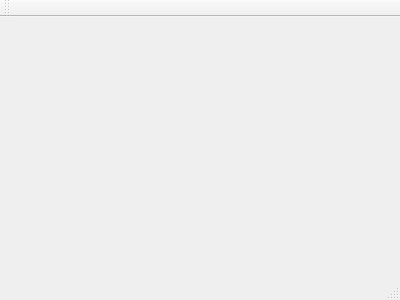
The window that pacman/pacman/mainwindow.ui (4miRRez4/PacMan) describes before a commit, drawn with Qt 5.
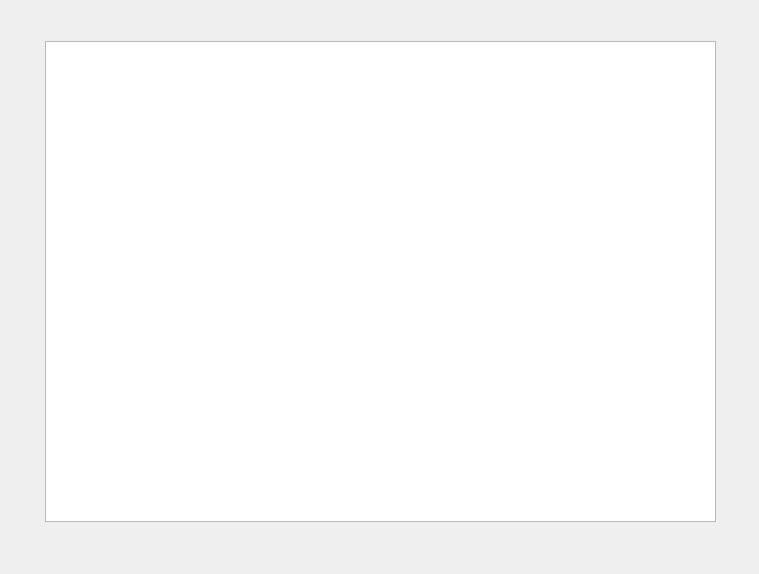
The same window after the commit.

```diff
--- a/pacman/pacman/mainwindow.ui
+++ b/pacman/pacman/mainwindow.ui
@@ -1,24 +1,31 @@
 <ui version="4.0">
  <class>MainWindow</class>
- <widget class="QMainWindow" name="MainWindow" >
-  <property name="geometry" >
+ <widget class="QMainWindow" name="MainWindow">
+  <property name="geometry">
    <rect>
     <x>0</x>
     <y>0</y>
-    <width>400</width>
-    <height>300</height>
+    <width>759</width>
+    <height>574</height>
    </rect>
   </property>
   <property name="windowTitle" >
    <string>MainWindow</string>
   </property>
-  <widget class="QMenuBar" name="menuBar" />
-  <widget class="QToolBar" name="mainToolBar" />
-  <widget class="QWidget" name="centralWidget" />
-  <widget class="QStatusBar" name="statusBar" />
+  <widget class="QWidget" name="centralWidget">
+   <widget class="QGraphicsView" name="mainGraphic">
+    <property name="geometry">
+     <rect>
+      <x>45</x>
+      <y>41</y>
+      <width>671</width>
+      <height>481</height>
+     </rect>
+    </property>
+   </widget>
+  </widget>
  </widget>
- <layoutDefault spacing="6" margin="11" />
- <pixmapfunction></pixmapfunction>
+ <layoutdefault spacing="6" margin="11"/>
  <resources/>
  <connections/>
 </ui>
```
Left out of the diff: 3 changed lines with no effect on the pictures.
